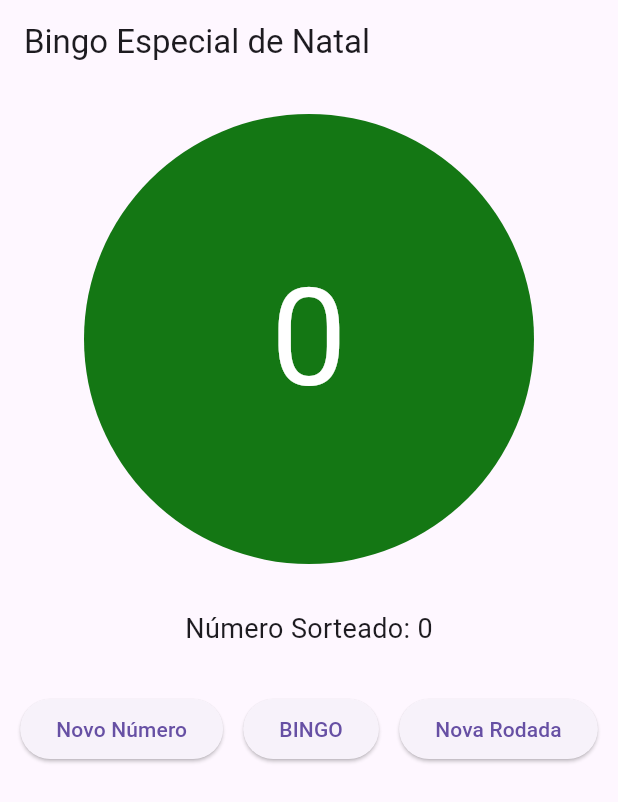
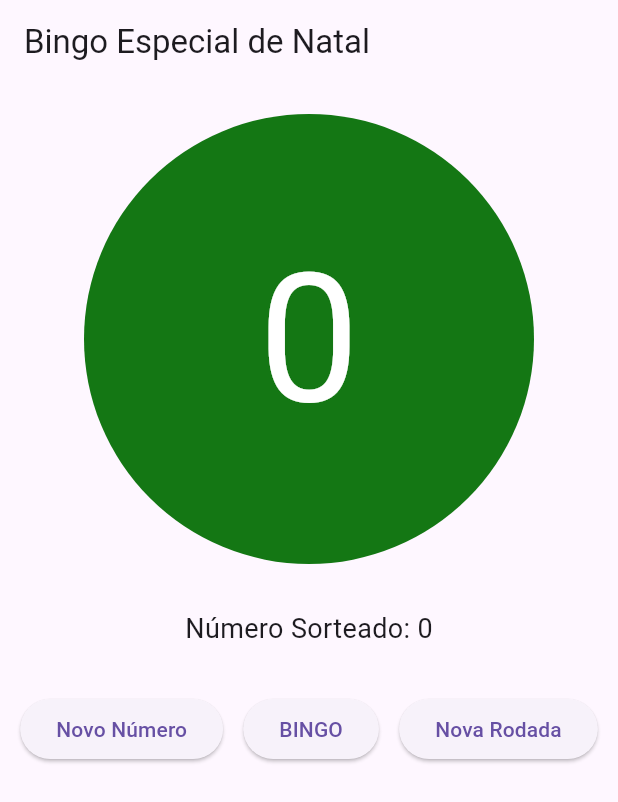
Before and after one commit to VilaLabs/bingo, a Flutter app: the screen it shows after launch, on a phone screen of 412 x 824 dp. Shown: the top 802 px of the screen. Run offline on Flutter 3.47's test engine with Material 3 defaults, Android fonts, the phone set to English and light mode, and no system bars.

Commit message:
Bingo versáo final, release 02

```diff
--- a/lib/bingo_screen.dart
+++ b/lib/bingo_screen.dart
@@ -95,7 +95,7 @@ class _BingoScreenState extends State<BingoScreen> {
             child: Center(
               child: Text(
                 currentNumber != null ? currentNumber.toString() : '',
-                style: const TextStyle(fontSize: 90.0, color: Colors.white),
+                style: const TextStyle(fontSize: 120.0, color: Colors.white),
               ),
             ),
           ),
@@ -124,7 +124,7 @@ class _BingoScreenState extends State<BingoScreen> {
               ),
             ],
           ),
-          const SizedBox(height: 180.0),
+          const SizedBox(height: 50.0),
           // Lista de Números Sorteados
           Wrap(
             alignment: WrapAlignment.center,
--- a/lib/main.dart
+++ b/lib/main.dart
@@ -10,6 +10,7 @@ class MyApp extends StatelessWidget {
   Widget build(BuildContext context) {
     return MaterialApp(
       home: BingoScreen(),
+      debugShowCheckedModeBanner: false,
     );
   }
 }
```
